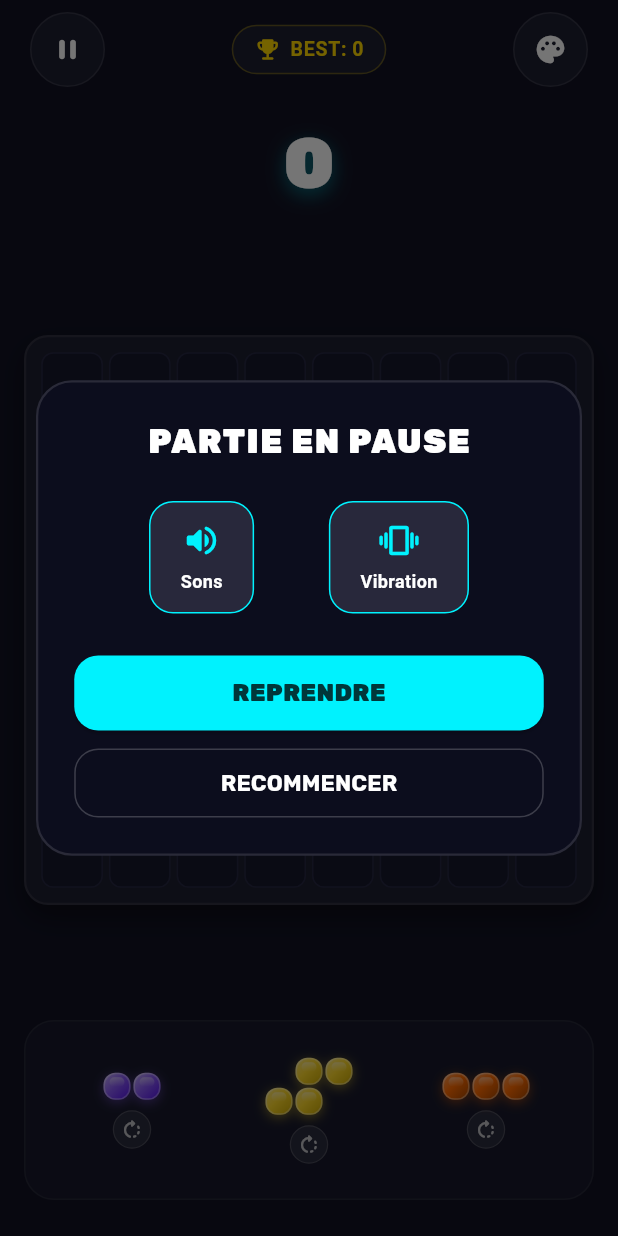
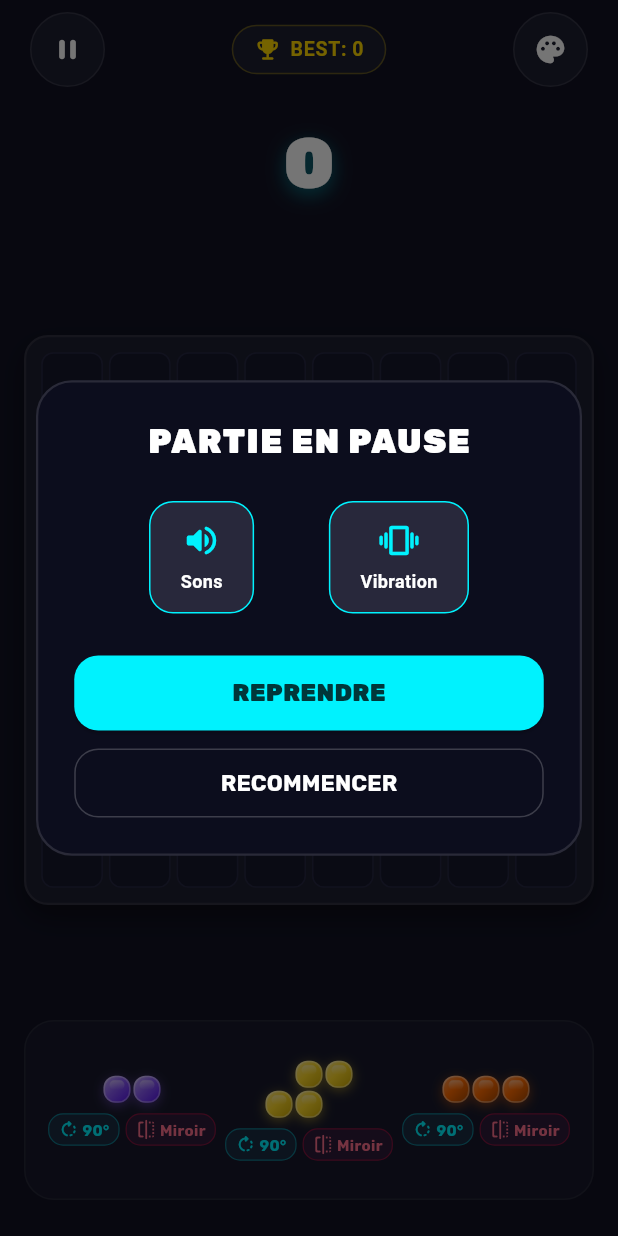
Before and after one commit to Anisghd-lab/block-blast-android, a Flutter app: the screen it shows after launch, after a tap on the "pause" icon, on a phone screen of 412 x 824 dp. Run offline on Flutter 3.47's test engine with Material 3 defaults, Android fonts, the phone set to English and light mode, and no system bars; our stand-ins replace google_fonts, shared_preferences.

Commit message:
feat: add true 4-direction rotation and horizontal mirror flip controls

```diff
--- a/lib/providers/game_provider.dart
+++ b/lib/providers/game_provider.dart
@@ -80,6 +80,19 @@ class GameProvider extends ChangeNotifier {
     if (piece == null) return;
 
     _availablePieces[slotIndex] = piece.rotate90();
+    AudioService.playPiecePlace();
+    HapticService.onPiecePick();
+    _saveCurrentProgress();
+    notifyListeners();
+  }
+
+  /// Inverse une pièce horizontalement (effet miroir gauche <-> droite)
+  void mirrorPiece(int slotIndex) {
+    if (slotIndex < 0 || slotIndex >= _availablePieces.length) return;
+    final piece = _availablePieces[slotIndex];
+    if (piece == null) return;
+
+    _availablePieces[slotIndex] = piece.mirror();
     AudioService.playPiecePlace();
     HapticService.onPiecePick();
     _saveCurrentProgress();
--- a/lib/ui/widgets/piece_dock.dart
+++ b/lib/ui/widgets/piece_dock.dart
@@ -60,24 +60,71 @@ class PieceDock extends StatelessWidget {
                     isPlaceable: isPlaceable,
                   ),
                   const SizedBox(height: 6),
+                  Row(
+                    mainAxisSize: MainAxisSize.min,
+                    children: [
+                      // Bouton Pivoter 90°
                       GestureDetector(
                         onTap: () => gameProvider.rotatePiece(index),
                         child: Container(
-                      padding: const EdgeInsets.all(4),
+                          padding: const EdgeInsets.symmetric(horizontal: 6, vertical: 3),
                           decoration: BoxDecoration(
-                        color: Colors.white.withOpacity(0.08),
-                        shape: BoxShape.circle,
+                            color: const Color(0xFF1A2B42),
+                            borderRadius: BorderRadius.circular(10),
                             border: Border.all(
-                          color: Colors.white.withOpacity(0.15),
+                              color: const Color(0xFF00F2FE).withOpacity(0.4),
                               width: 0.8,
                             ),
                           ),
-                      child: const Icon(
-                        Icons.rotate_right_rounded,
-                        color: Colors.white70,
-                        size: 16,
+                          child: const Row(
+                            mainAxisSize: MainAxisSize.min,
+                            children: [
+                              Icon(Icons.rotate_right_rounded, color: Color(0xFF00F2FE), size: 14),
+                              SizedBox(width: 2),
+                              Text(
+                                '90°',
+                                style: TextStyle(
+                                  color: Color(0xFF00F2FE),
+                                  fontSize: 10,
+                                  fontWeight: FontWeight.bold,
                                 ),
                               ),
+                            ],
+                          ),
+                        ),
+                      ),
+                      const SizedBox(width: 4),
+                      // Bouton Miroir
+                      GestureDetector(
+                        onTap: () => gameProvider.mirrorPiece(index),
+                        child: Container(
+                          padding: const EdgeInsets.symmetric(horizontal: 6, vertical: 3),
+                          decoration: BoxDecoration(
+                            color: const Color(0xFF2D1B38),
+                            borderRadius: BorderRadius.circular(10),
+                            border: Border.all(
+                              color: const Color(0xFFFF0844).withOpacity(0.4),
+                              width: 0.8,
+                            ),
+                          ),
+                          child: const Row(
+                            mainAxisSize: MainAxisSize.min,
+                            children: [
+                              Icon(Icons.flip_rounded, color: Color(0xFFFF708D), size: 14),
+                              SizedBox(width: 2),
+                              Text(
+                                'Miroir',
+                                style: TextStyle(
+                                  color: Color(0xFFFF708D),
+                                  fontSize: 10,
+                                  fontWeight: FontWeight.bold,
+                                ),
+                              ),
+                            ],
+                          ),
+                        ),
+                      ),
+                    ],
                   ),
                 ],
               ),
```
Also changed, not shown: lib/engine/block_shape.dart (+10 -0 lines), 1 other file. Lines whose indentation alone changed are shown as unchanged.
